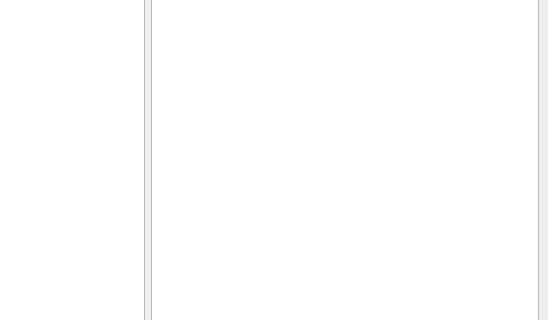
Old version of the form tcp_client/mainwindow.ui in the repository daani2002/Linux_prog23-24; both pictures show x 252 to 800 and y 124 to 444 of the 800 by 600 pixel window.
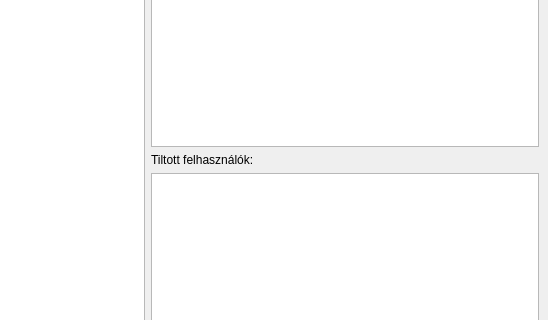
New version of the form.

```diff
--- a/tcp_client/mainwindow.ui
+++ b/tcp_client/mainwindow.ui
@@ -14,7 +14,7 @@
    <string>MainWindow</string>
   </property>
   <widget class="QWidget" name="centralwidget">
-   <layout class="QVBoxLayout" name="verticalLayout_2">
+   <layout class="QVBoxLayout" name="verticalLayout_3">
     <item>
      <layout class="QGridLayout" name="gridLayout">
       <item row="0" column="2">
@@ -34,11 +34,13 @@
      </layout>
     </item>
     <item>
-     <layout class="QHBoxLayout" name="horizontalLayout">
+     <layout class="QHBoxLayout" name="horizontalLayout_5">
       <item>
        <widget class="QTextEdit" name="textEdit"/>
       </item>
       <item>
+       <layout class="QVBoxLayout" name="verticalLayout_2">
+        <item>
        <widget class="QListWidget" name="listWidget">
         <property name="selectionMode">
          <enum>QAbstractItemView::SingleSelection</enum>
@@ -47,6 +49,18 @@
          <bool>true</bool>
         </property>
        </widget>
+        </item>
+        <item>
+         <widget class="QLabel" name="label_5">
+          <property name="text">
+           <string>Tiltott felhasználók:</string>
+          </property>
+         </widget>
+        </item>
+        <item>
+         <widget class="QListWidget" name="listWidget_2"/>
+        </item>
+       </layout>
       </item>
      </layout>
     </item>
```
Lines whose indentation alone changed are shown as unchanged.
